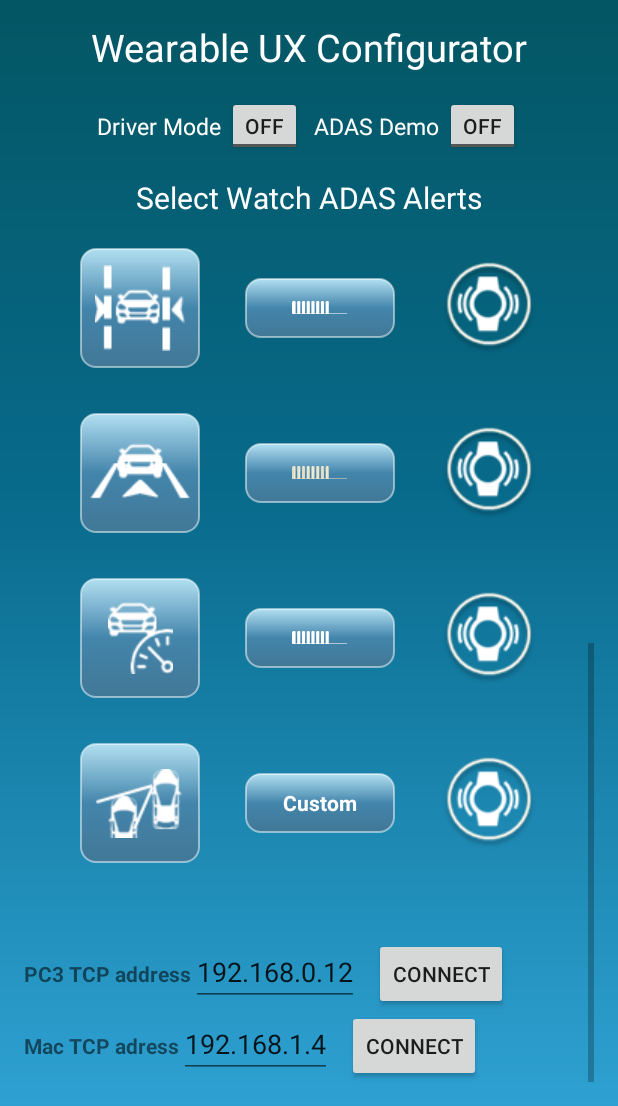
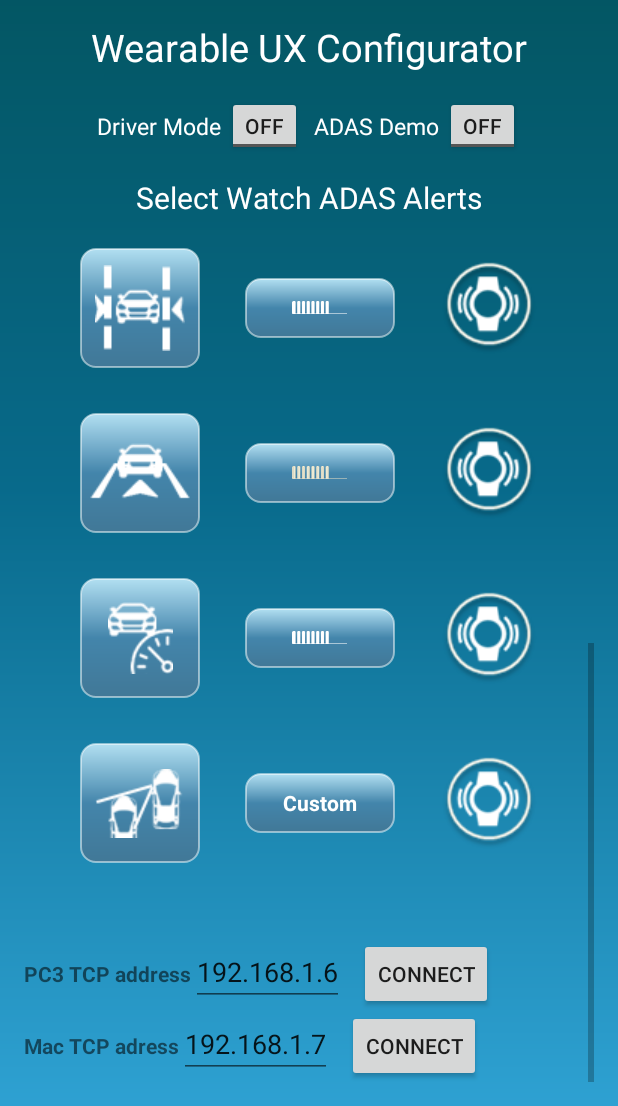
Before and after one commit to qianyiwang/WearableUX_1.0.1, an Android app: the screen it shows after launch (PhoneMainActivity), scrolled down 653 dp, on a phone screen of 412 x 824 dp, the part 130-1236 px from its top. Run offline under Robolectric (Android 15) with nearby library versions, the phone set to English and light mode, and no system bars; Roboto replaces fonts that are not available here; 5 statements that could not run were skipped.

Commit message:
complete ADAS modify

```diff
--- a/mobile/src/main/java/net/qianyiw/wearableux_101/BluetoothService_v2.java
+++ b/mobile/src/main/java/net/qianyiw/wearableux_101/BluetoothService_v2.java
@@ -124,7 +124,7 @@ public class BluetoothService_v2 extends Service {
 
                         Log.v("LaneKeeping",String.valueOf(laneKeepingAlert));
                         LKthisTime = System.currentTimeMillis();
-                        if (LKthisTime - LKlastTime > 10000) {
+                        if (LKthisTime - LKlastTime > 1000) {
                             String LKstring = alertText.replaceAll("[^.0123456789]", "");
                             LKlastTime = System.currentTimeMillis();
 //                            postNotifications(context, lkVibrate, R.mipmap.lane_keeping_alert, "Lane Keeping Alert", "", adas_demo_on);
@@ -155,7 +155,6 @@ public class BluetoothService_v2 extends Service {
                             }
                         }
                     }
-
                     if (alertText.contains("Headway")&&headwayAlert) {
 
                         HWthisTime = System.currentTimeMillis();
@@ -227,7 +226,7 @@ public class BluetoothService_v2 extends Service {
                     if (alertText.contains("Speed")&&speedAlert) {
 
                         SPthisTime = System.currentTimeMillis();
-                        if (SPthisTime - SPlastTime > 1000) {
+                        if (SPthisTime - SPlastTime > 10000) {
                             String SPstring = alertText.replaceAll("[^.0123456789]", "");
                             SPlastTime = System.currentTimeMillis();
 //                            postNotifications(context, spVibrate, R.mipmap.speed_alert, "Speed Warning", "", adas_demo_on);
--- a/mobile/src/main/res/layout/activity_phone_main.xml
+++ b/mobile/src/main/res/layout/activity_phone_main.xml
@@ -416,7 +416,8 @@
                     android:id="@+id/controlIpAddress"
                     android:layout_width="wrap_content"
                     android:layout_height="wrap_content"
-                    android:text="192.168.0.12"/>
+                    android:text="192.168.1.6"/>
+                    <!--android:text="192.168.0.12"/>-->
                 <Button
                     android:id="@+id/controlConnectBT"
                     android:layout_marginLeft="10dp"
@@ -437,7 +438,7 @@
                     android:id="@+id/hrIpAddress"
                     android:layout_width="wrap_content"
                     android:layout_height="wrap_content"
-                    android:text="192.168.1.4"/>
+                    android:text="192.168.1.7"/>
                 <Button
                     android:layout_marginLeft="10dp"
                     android:id="@+id/hrConnectBT"
```
